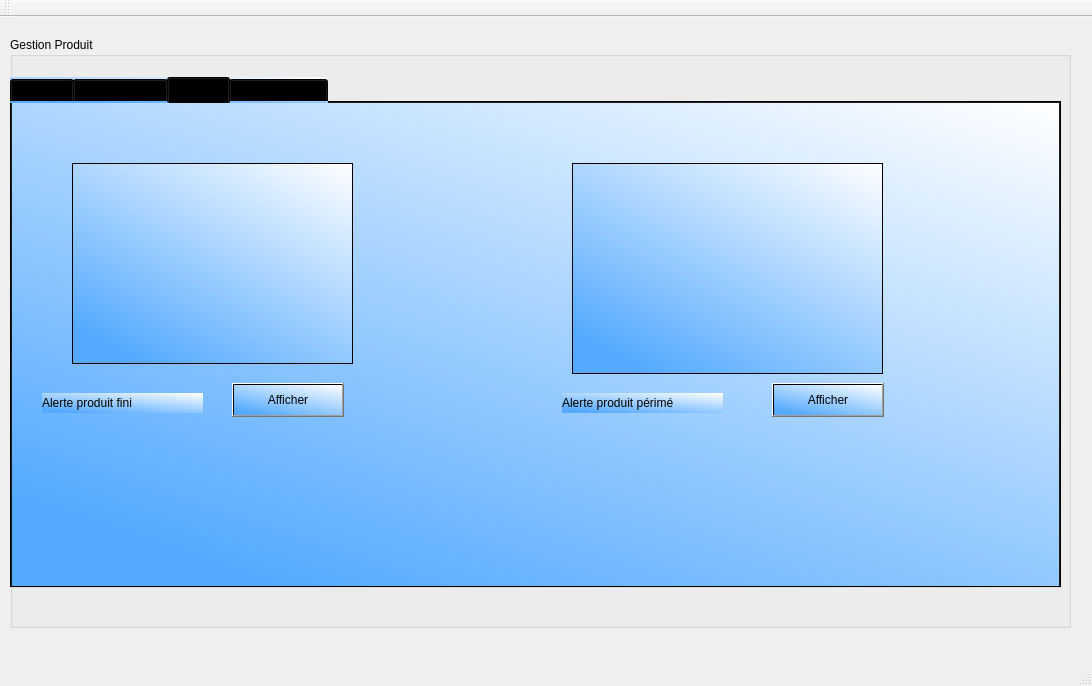
Qt form mainwindow.ui (zaineb-ben-aziza/beauty_center_2A17) before a commit.
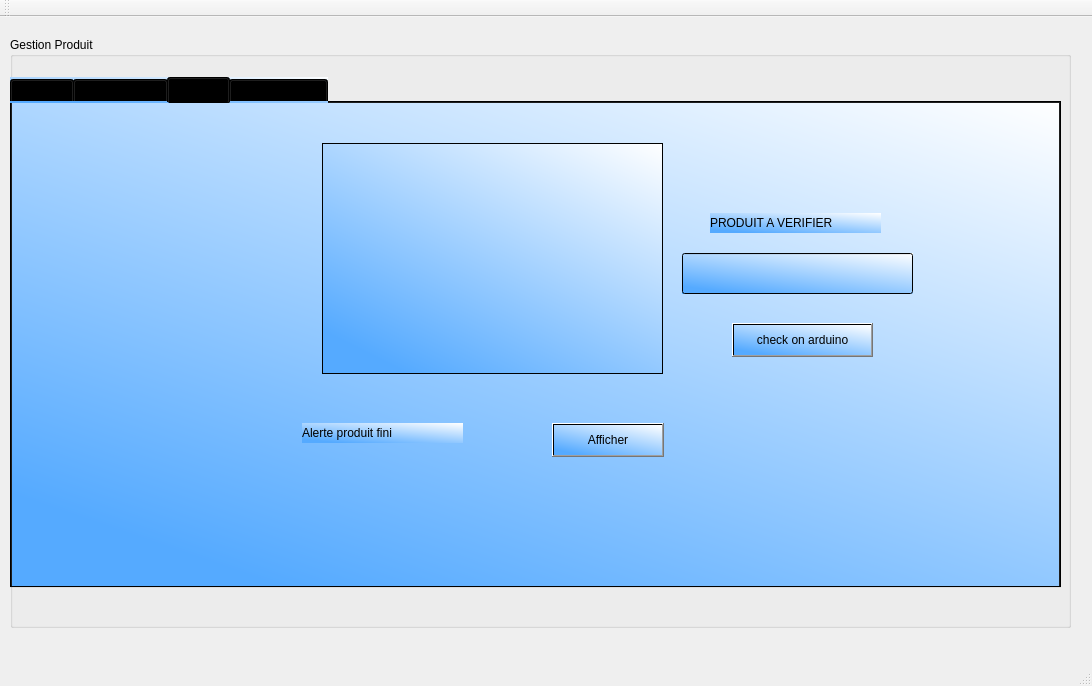
The same form after that commit. The open tabs and pages were chosen to show the change.

Patch:
```diff
--- a/mainwindow.ui
+++ b/mainwindow.ui
@@ -566,41 +566,18 @@
       <widget class="QTableView" name="alerteperime">
        <property name="geometry">
         <rect>
-         <x>60</x>
-         <y>60</y>
-         <width>281</width>
-         <height>201</height>
+         <x>310</x>
+         <y>40</y>
+         <width>341</width>
+         <height>231</height>
         </rect>
        </property>
       </widget>
-      <widget class="QTableView" name="alertefini">
-       <property name="geometry">
-        <rect>
-         <x>560</x>
-         <y>60</y>
-         <width>311</width>
-         <height>211</height>
-        </rect>
-       </property>
-      </widget>
-      <widget class="QLabel" name="label_15">
-       <property name="geometry">
-        <rect>
-         <x>550</x>
-         <y>290</y>
-         <width>161</width>
-         <height>20</height>
-        </rect>
-       </property>
-       <property name="text">
-        <string>Alerte produit périmé</string>
-       </property>
-      </widget>
       <widget class="QPushButton" name="pushButton_18">
        <property name="geometry">
         <rect>
-         <x>220</x>
-         <y>280</y>
+         <x>540</x>
+         <y>320</y>
          <width>112</width>
          <height>34</height>
         </rect>
@@ -612,8 +589,8 @@
       <widget class="QLabel" name="label_16">
        <property name="geometry">
         <rect>
-         <x>30</x>
-         <y>290</y>
+         <x>290</x>
+         <y>320</y>
          <width>161</width>
          <height>20</height>
         </rect>
@@ -622,17 +599,40 @@
         <string>Alerte produit fini</string>
        </property>
       </widget>
-      <widget class="QPushButton" name="pushButton_19">
+      <widget class="QLineEdit" name="le_arduino">
        <property name="geometry">
         <rect>
-         <x>760</x>
-         <y>280</y>
-         <width>112</width>
+         <x>670</x>
+         <y>150</y>
+         <width>231</width>
+         <height>41</height>
+        </rect>
+       </property>
+      </widget>
+      <widget class="QLabel" name="label_7">
+       <property name="geometry">
+        <rect>
+         <x>698</x>
+         <y>110</y>
+         <width>171</width>
+         <height>20</height>
+        </rect>
+       </property>
+       <property name="text">
+        <string>PRODUIT A VERIFIER</string>
+       </property>
+      </widget>
+      <widget class="QPushButton" name="pb_arduino">
+       <property name="geometry">
+        <rect>
+         <x>720</x>
+         <y>220</y>
+         <width>141</width>
          <height>34</height>
         </rect>
        </property>
        <property name="text">
-        <string>Afficher</string>
+        <string>check on arduino</string>
        </property>
       </widget>
      </widget>
```
Left out of the diff: 38 changed lines with no effect on the pictures.
